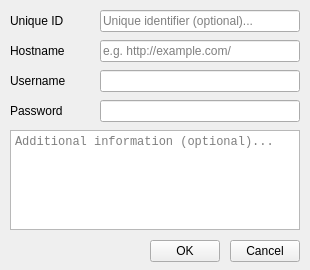
First picture: the form in newaccount.ui, repository cixtor/quickpass, before the edit.
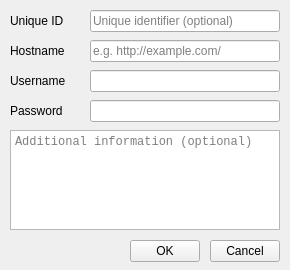
Second picture: the form after the edit.

Commit message: Added. Open new password widget from main window

```diff
--- a/newaccount.ui
+++ b/newaccount.ui
@@ -6,19 +6,19 @@
    <rect>
     <x>0</x>
     <y>0</y>
-    <width>310</width>
+    <width>290</width>
     <height>270</height>
    </rect>
   </property>
   <property name="minimumSize">
    <size>
-    <width>310</width>
+    <width>290</width>
     <height>270</height>
    </size>
   </property>
   <property name="maximumSize">
    <size>
-    <width>310</width>
+    <width>290</width>
     <height>270</height>
    </size>
   </property>
@@ -41,14 +41,14 @@
   <widget class="QLineEdit" name="uniqueIdInput">
    <property name="geometry">
     <rect>
-     <x>100</x>
+     <x>90</x>
      <y>10</y>
-     <width>200</width>
+     <width>190</width>
      <height>22</height>
     </rect>
    </property>
    <property name="placeholderText">
-    <string>Unique identifier (optional)...</string>
+    <string>Unique identifier (optional)</string>
    </property>
   </widget>
   <widget class="QLabel" name="hostnameLabel">
@@ -67,9 +67,9 @@
   <widget class="QLineEdit" name="hostnameInput">
    <property name="geometry">
     <rect>
-     <x>100</x>
+     <x>90</x>
      <y>40</y>
-     <width>200</width>
+     <width>190</width>
      <height>22</height>
     </rect>
    </property>
@@ -93,9 +93,9 @@
   <widget class="QLineEdit" name="usernameInput">
    <property name="geometry">
     <rect>
-     <x>100</x>
+     <x>90</x>
      <y>70</y>
-     <width>200</width>
+     <width>190</width>
      <height>22</height>
     </rect>
    </property>
@@ -116,9 +116,9 @@
   <widget class="QLineEdit" name="passwordInput">
    <property name="geometry">
     <rect>
-     <x>100</x>
+     <x>90</x>
      <y>100</y>
-     <width>200</width>
+     <width>190</width>
      <height>22</height>
     </rect>
    </property>
@@ -128,7 +128,7 @@
     <rect>
      <x>10</x>
      <y>130</y>
-     <width>290</width>
+     <width>270</width>
      <height>100</height>
     </rect>
    </property>
@@ -138,13 +138,13 @@
     </font>
    </property>
    <property name="placeholderText">
-    <string>Additional information (optional)...</string>
+    <string>Additional information (optional)</string>
    </property>
   </widget>
   <widget class="QPushButton" name="accountAcceptedBtn">
    <property name="geometry">
     <rect>
-     <x>150</x>
+     <x>130</x>
      <y>240</y>
      <width>70</width>
      <height>22</height>
@@ -157,7 +157,7 @@
   <widget class="QPushButton" name="accountRejectedBtn">
    <property name="geometry">
     <rect>
-     <x>230</x>
+     <x>210</x>
      <y>240</y>
      <width>70</width>
      <height>22</height>
```
The commit also changes 3 other files.
